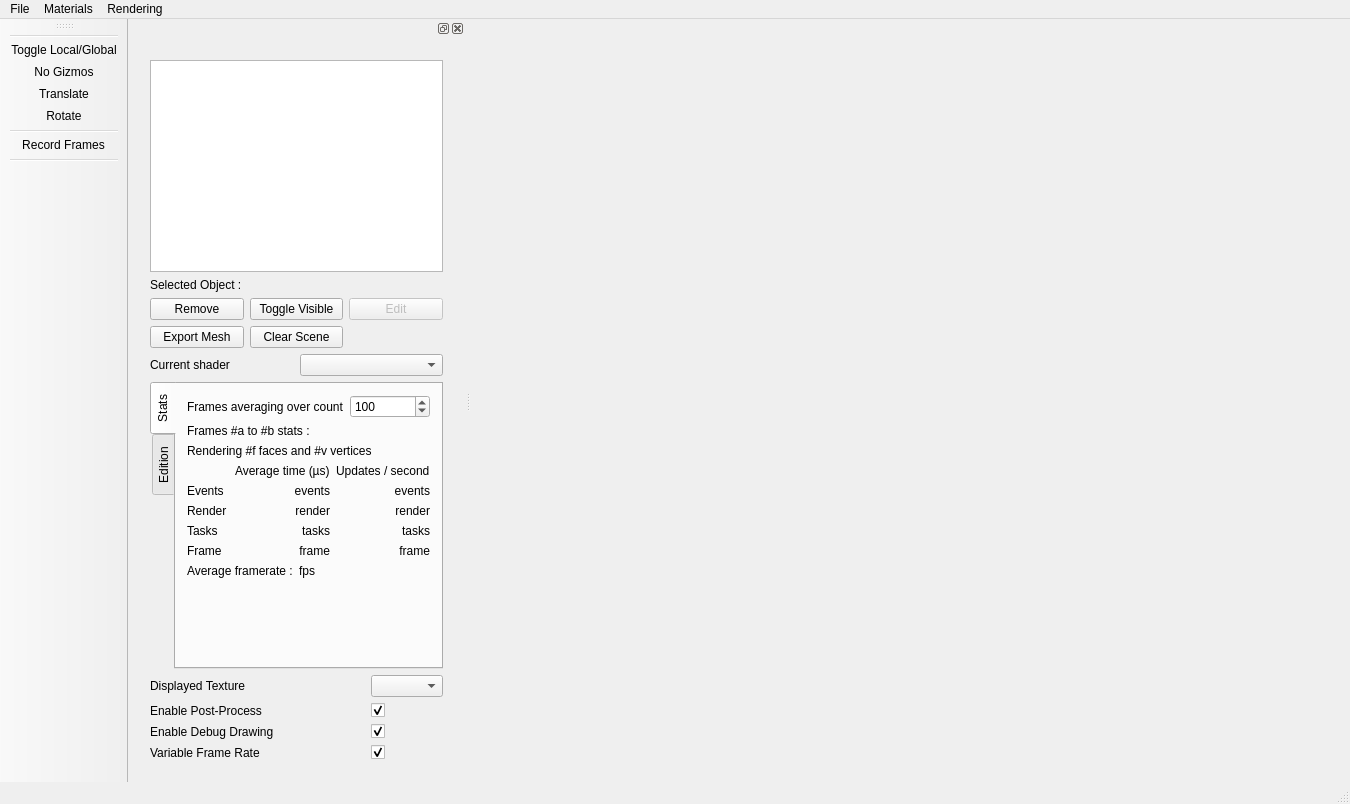
This is Applications/MainApplication/Gui/ui/MainWindow.ui in STORM-IRIT/Radium-Engine as Qt 5 draws it before an edit. The edited form follows.
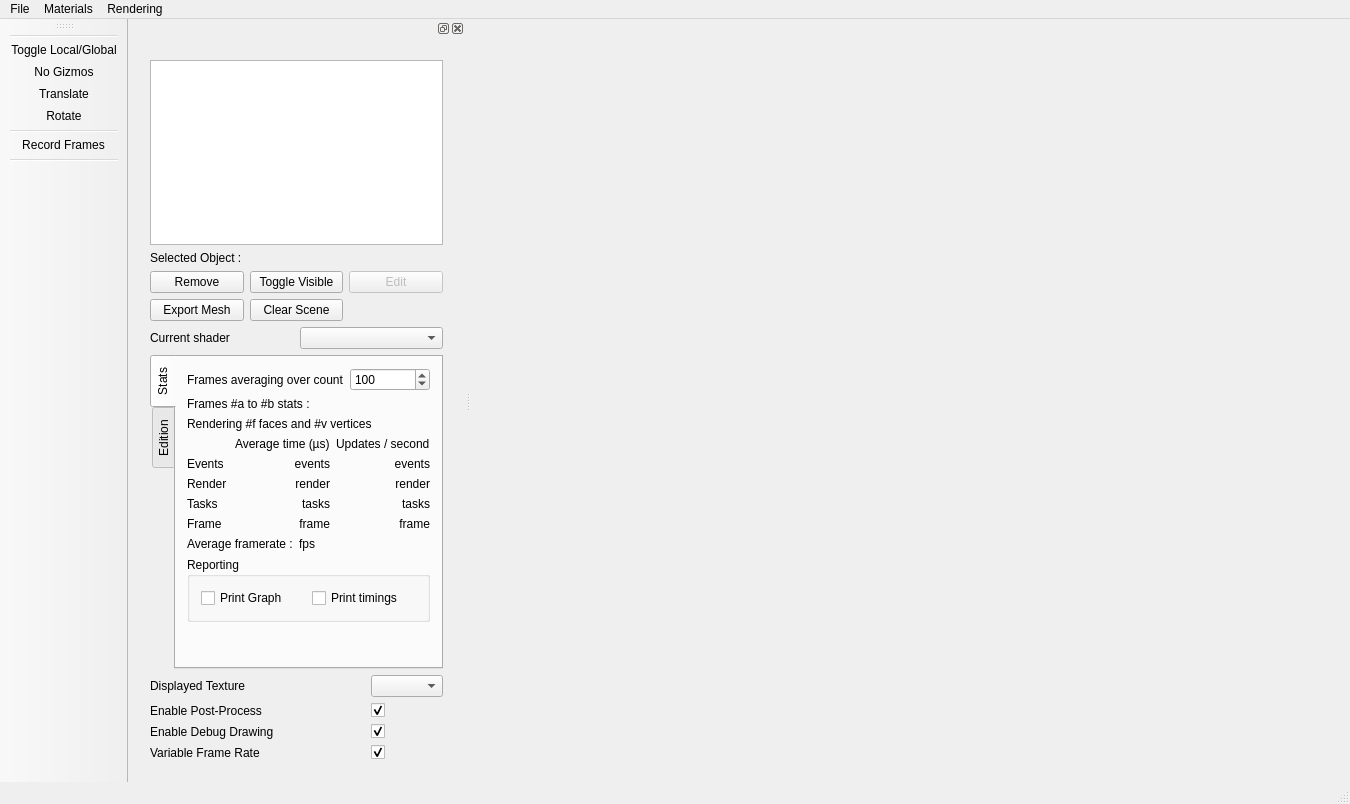
This is the edited form. The open tabs and pages were chosen to show the change. Icons and pictures are not drawn. Custom widgets are drawn as their Qt base class.

Commit message: UI to print timings and task graph

Diff of the .ui file:
```diff
--- a/Applications/MainApplication/Gui/ui/MainWindow.ui
+++ b/Applications/MainApplication/Gui/ui/MainWindow.ui
@@ -430,6 +430,29 @@
                 </item>
                </layout>
               </item>
+              <item>
+               <widget class="QGroupBox" name="groupBox">
+                <property name="title">
+                 <string>Reporting</string>
+                </property>
+                <layout class="QHBoxLayout" name="horizontalLayout">
+                 <item>
+                  <widget class="QCheckBox" name="m_printGraph">
+                   <property name="text">
+                    <string>Print Graph</string>
+                   </property>
+                  </widget>
+                 </item>
+                 <item>
+                  <widget class="QCheckBox" name="m_printTimings">
+                   <property name="text">
+                    <string>Print timings</string>
+                   </property>
+                  </widget>
+                 </item>
+                </layout>
+               </widget>
+              </item>
               <item>
                <spacer name="verticalSpacer_2">
                 <property name="orientation">
```
Left out of the diff: 2 changed lines with no effect on the pictures. The commit also changes 7 other files.
